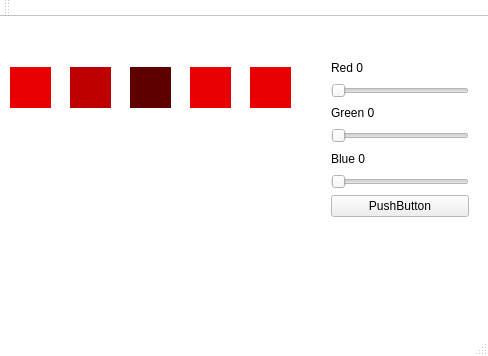
This is mainwindow.ui in Freitag-fri/Genetic as Qt 5 draws it before an edit. The edited form follows.
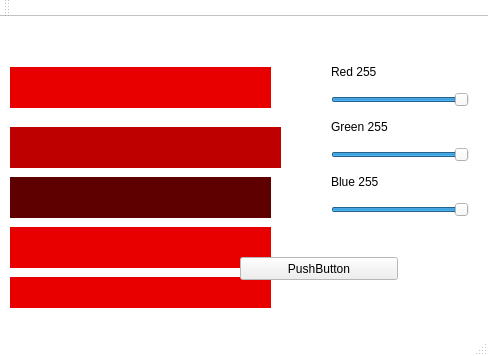
This is the edited form.

What changed in the file:
```diff
--- a/mainwindow.ui
+++ b/mainwindow.ui
@@ -86,7 +86,7 @@
      <rect>
       <x>10</x>
       <y>50</y>
-      <width>41</width>
+      <width>261</width>
       <height>41</height>
      </rect>
     </property>
@@ -164,9 +164,9 @@
    <widget class="QLabel" name="label_2">
     <property name="geometry">
      <rect>
-      <x>70</x>
-      <y>50</y>
-      <width>41</width>
+      <x>10</x>
+      <y>110</y>
+      <width>271</width>
       <height>41</height>
      </rect>
     </property>
@@ -244,9 +244,9 @@
    <widget class="QLabel" name="label_3">
     <property name="geometry">
      <rect>
-      <x>130</x>
-      <y>50</y>
-      <width>41</width>
+      <x>10</x>
+      <y>160</y>
+      <width>261</width>
       <height>41</height>
      </rect>
     </property>
@@ -324,9 +324,9 @@
    <widget class="QLabel" name="label_4">
     <property name="geometry">
      <rect>
-      <x>190</x>
-      <y>50</y>
-      <width>41</width>
+      <x>10</x>
+      <y>210</y>
+      <width>261</width>
       <height>41</height>
      </rect>
     </property>
@@ -404,10 +404,10 @@
    <widget class="QLabel" name="label_5">
     <property name="geometry">
      <rect>
-      <x>250</x>
-      <y>50</y>
-      <width>41</width>
-      <height>41</height>
+      <x>10</x>
+      <y>260</y>
+      <width>261</width>
+      <height>31</height>
      </rect>
     </property>
     <property name="palette">
@@ -494,7 +494,7 @@
      <item>
       <widget class="QLabel" name="labelRed">
        <property name="text">
-        <string>Red 0</string>
+        <string>Red 255</string>
        </property>
       </widget>
      </item>
@@ -503,6 +503,9 @@
        <property name="maximum">
         <number>255</number>
        </property>
+       <property name="value">
+        <number>255</number>
+       </property>
        <property name="orientation">
         <enum>Qt::Horizontal</enum>
        </property>
@@ -511,7 +514,7 @@
      <item>
       <widget class="QLabel" name="labelGreen">
        <property name="text">
-        <string>Green 0</string>
+        <string>Green 255</string>
        </property>
       </widget>
      </item>
@@ -520,6 +523,9 @@
        <property name="maximum">
         <number>255</number>
        </property>
+       <property name="value">
+        <number>255</number>
+       </property>
        <property name="orientation">
         <enum>Qt::Horizontal</enum>
        </property>
@@ -528,7 +534,7 @@
      <item>
       <widget class="QLabel" name="labelBlue">
        <property name="text">
-        <string>Blue 0</string>
+        <string>Blue 255</string>
        </property>
       </widget>
      </item>
@@ -537,20 +543,29 @@
        <property name="maximum">
         <number>255</number>
        </property>
+       <property name="value">
+        <number>255</number>
+       </property>
        <property name="orientation">
         <enum>Qt::Horizontal</enum>
        </property>
       </widget>
      </item>
-     <item>
-      <widget class="QPushButton" name="pushButton">
-       <property name="text">
-        <string>PushButton</string>
-       </property>
-      </widget>
-     </item>
     </layout>
    </widget>
+   <widget class="QPushButton" name="pushButton">
+    <property name="geometry">
+     <rect>
+      <x>240</x>
+      <y>240</y>
+      <width>158</width>
+      <height>23</height>
+     </rect>
+    </property>
+    <property name="text">
+     <string>PushButton</string>
+    </property>
+   </widget>
   </widget>
   <widget class="QMenuBar" name="menuBar">
    <property name="geometry">
```
